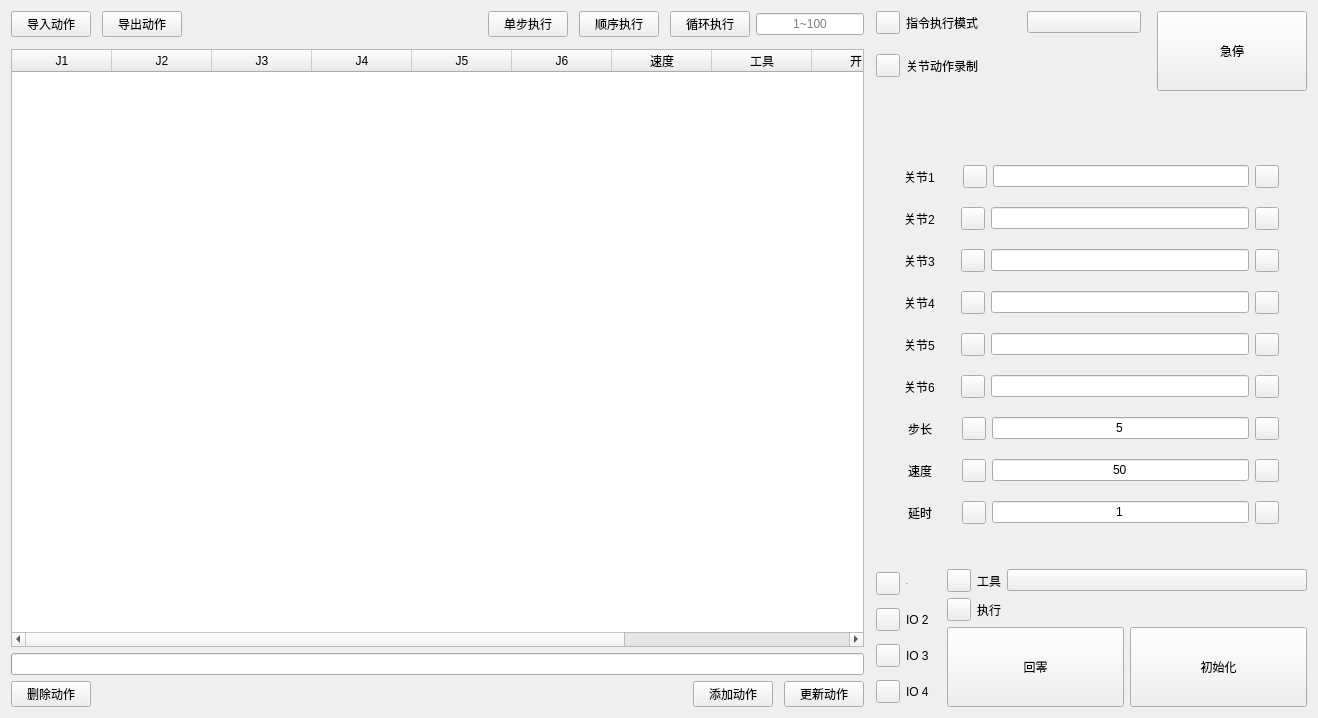
CoreJK/blinx_robot_arm_control, file ui/teach_page.ui: the form before one commit.
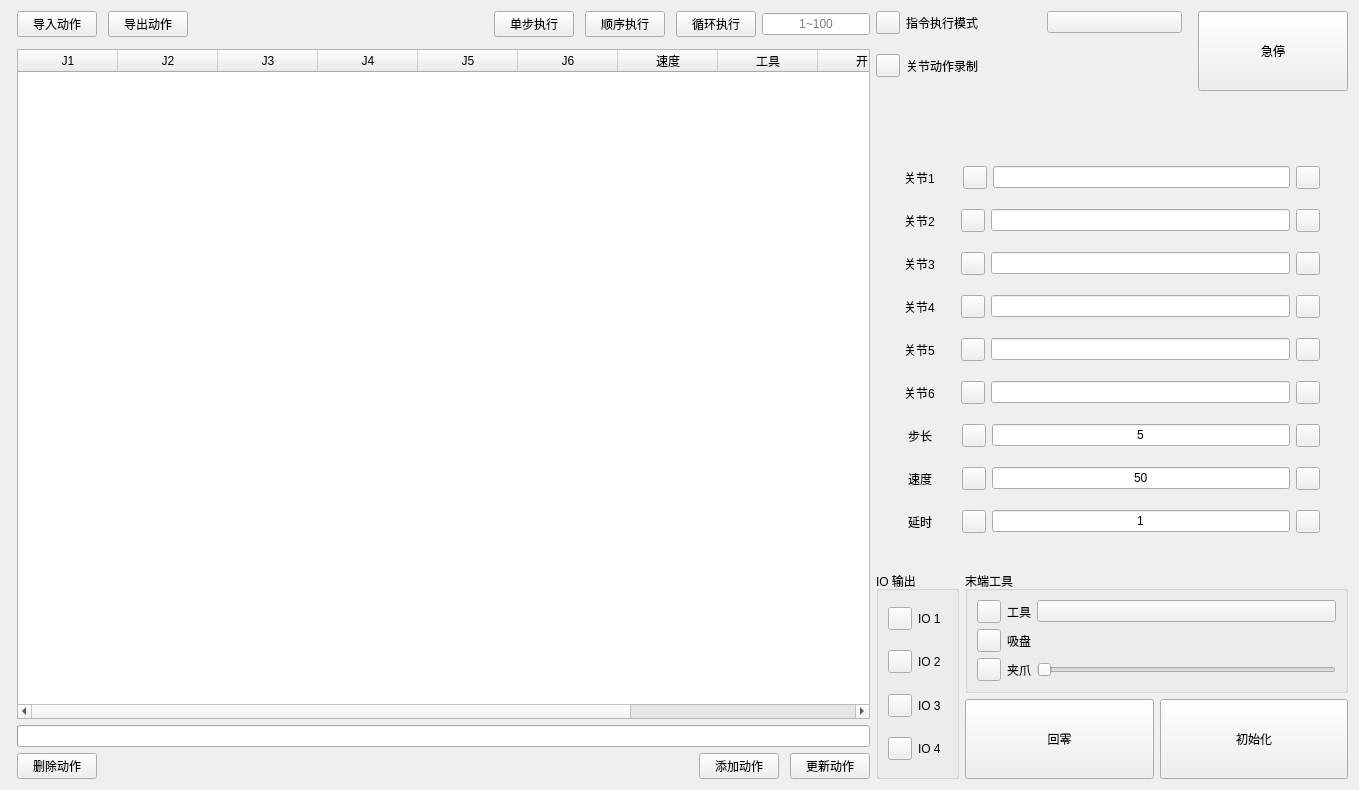
The form after the commit. Custom widgets are drawn as their Qt base class.

Commit message: ✨ feat: 添加机械臂夹爪抓取回调函数和相关控件

```diff
--- a/ui/teach_page.ui
+++ b/ui/teach_page.ui
@@ -6,8 +6,8 @@
    <rect>
     <x>0</x>
     <y>0</y>
-    <width>1318</width>
-    <height>718</height>
+    <width>1359</width>
+    <height>790</height>
    </rect>
   </property>
   <property name="windowTitle">
@@ -16,9 +16,12 @@
   <property name="lightCustomQss" stdset="0">
    <string/>
   </property>
-  <layout class="QHBoxLayout" name="horizontalLayout_19">
+  <layout class="QHBoxLayout" name="horizontalLayout_21">
    <item>
-    <layout class="QHBoxLayout" name="horizontalLayout_18">
+    <widget class="VerticalSeparator" name="VerticalSeparator"/>
+   </item>
+   <item>
+    <layout class="QHBoxLayout" name="horizontalLayout_20">
      <item>
       <layout class="QVBoxLayout" name="verticalLayout_7">
        <item>
@@ -382,10 +385,7 @@
       </layout>
      </item>
      <item>
-      <widget class="VerticalSeparator" name="VerticalSeparator"/>
-     </item>
-     <item>
-      <layout class="QVBoxLayout" name="verticalLayout_9">
+      <layout class="QVBoxLayout" name="verticalLayout_11">
        <item>
         <layout class="QHBoxLayout" name="horizontalLayout_9">
          <item>
@@ -2174,6 +2174,12 @@
         </widget>
        </item>
        <item>
+        <layout class="QHBoxLayout" name="horizontalLayout_19">
+         <item>
+          <widget class="QGroupBox" name="groupBox">
+           <property name="title">
+            <string>IO 输出</string>
+           </property>
         <layout class="QHBoxLayout" name="horizontalLayout_17">
          <item>
           <layout class="QVBoxLayout" name="verticalLayout_4">
@@ -2184,13 +2190,6 @@
              </item>
              <item>
               <widget class="BodyLabel" name="SwitchButtonOneLable">
-               <property name="font">
-                <font>
-                 <pointsize>-1</pointsize>
-                 <weight>50</weight>
-                 <bold>false</bold>
-                </font>
-               </property>
                <property name="text">
                 <string>IO 1</string>
                </property>
@@ -2282,9 +2281,17 @@
            </item>
           </layout>
          </item>
-         <item>
-          <widget class="VerticalSeparator" name="VerticalSeparator_2"/>
+           </layout>
+          </widget>
          </item>
+         <item>
+          <layout class="QVBoxLayout" name="verticalLayout_10">
+           <item>
+            <widget class="QGroupBox" name="groupBox_2">
+             <property name="title">
+              <string>末端工具</string>
+             </property>
+             <layout class="QVBoxLayout" name="verticalLayout_9">
          <item>
           <layout class="QVBoxLayout" name="verticalLayout_8">
            <item>
@@ -2314,8 +2321,14 @@
              </item>
              <item>
               <widget class="BodyLabel" name="BodyLabel">
+                    <property name="minimumSize">
+                     <size>
+                      <width>0</width>
+                      <height>0</height>
+                     </size>
+                    </property>
                <property name="text">
-                <string>执行</string>
+                     <string>吸盘</string>
                </property>
               </widget>
              </item>
@@ -2332,6 +2345,38 @@
             </layout>
            </item>
            <item>
+                 <layout class="QHBoxLayout" name="horizontalLayout_18">
+                  <item>
+                   <widget class="TransparentToolButton" name="GrapToolSliderIcon"/>
+                  </item>
+                  <item>
+                   <widget class="BodyLabel" name="GrapToolLabel">
+                    <property name="text">
+                     <string>夹爪</string>
+                    </property>
+                   </widget>
+                  </item>
+                  <item>
+                   <widget class="Slider" name="GrapToolSlider">
+                    <property name="layoutDirection">
+                     <enum>Qt::LeftToRight</enum>
+                    </property>
+                    <property name="singleStep">
+                     <number>5</number>
+                    </property>
+                    <property name="orientation">
+                     <enum>Qt::Horizontal</enum>
+                    </property>
+                   </widget>
+                  </item>
+                 </layout>
+                </item>
+               </layout>
+              </item>
+             </layout>
+            </widget>
+           </item>
+           <item>
             <layout class="QHBoxLayout" name="horizontalLayout_3">
              <item>
               <widget class="PushButton" name="RobotArmZeroButton">
@@ -2417,6 +2462,11 @@
    <extends>QWidget</extends>
    <header>qfluentwidgets</header>
   </customwidget>
+  <customwidget>
+   <class>Slider</class>
+   <extends>QSlider</extends>
+   <header>qfluentwidgets</header>
+  </customwidget>
   <customwidget>
    <class>HorizontalSeparator</class>
    <extends>QWidget</extends>
```
Lines whose indentation alone changed are shown as unchanged. The commit also changes 2 other files.
